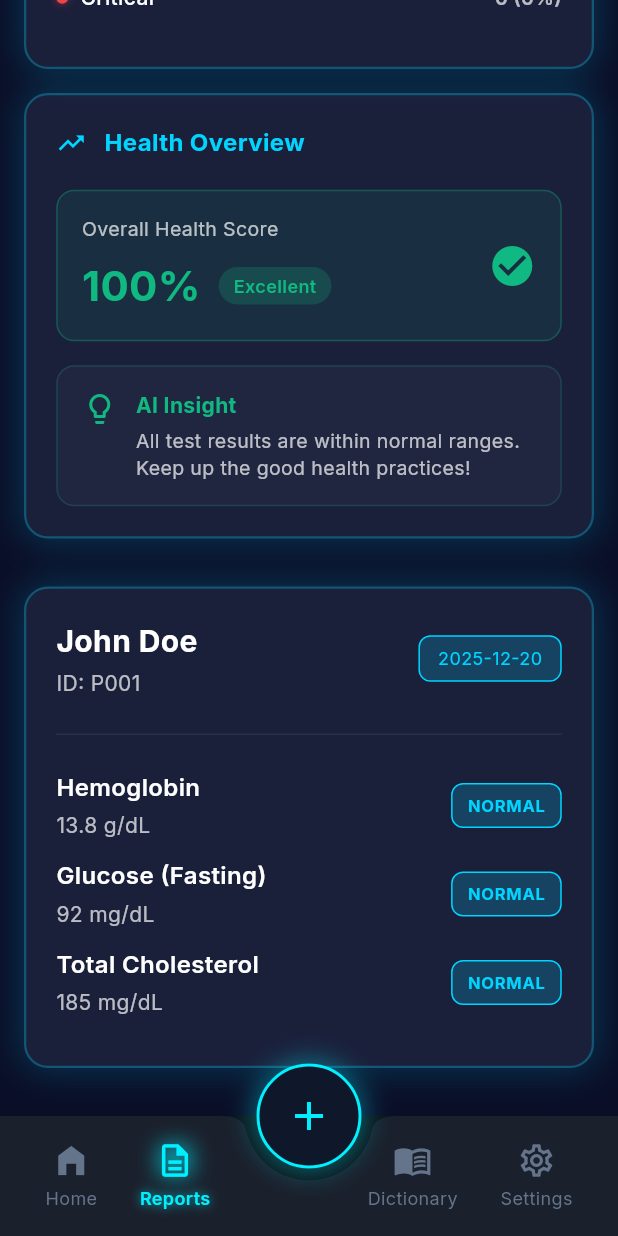
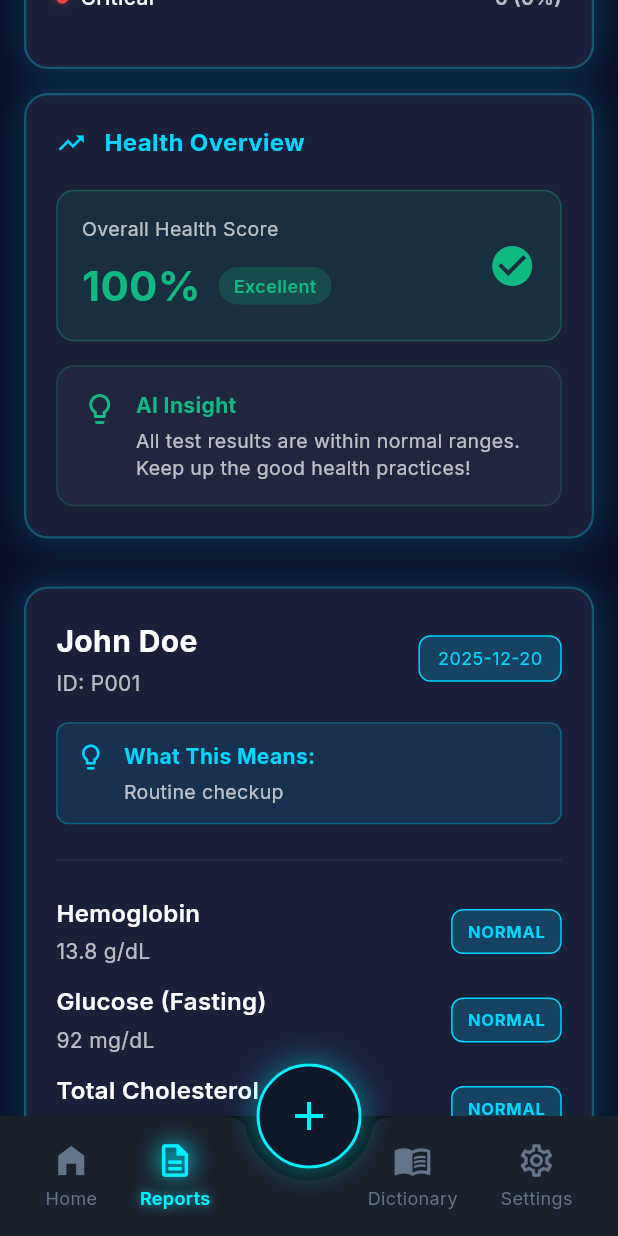
Before and after one commit to Thetwobraincells/Arcane, a Flutter app: the screen it shows after launch, item 2 of the bottom bar chosen, scrolled down 488 dp, on a phone screen of 412 x 824 dp. Run offline on Flutter 3.47's test engine with Material 3 defaults, Android fonts, the phone set to English and light mode, and no system bars; our stand-ins replace file_picker, google_fonts, google_generative_ai.

Commit message:
gemini api

```diff
--- a/Piltover_med/lib/models/test_result_model.dart
+++ b/Piltover_med/lib/models/test_result_model.dart
@@ -4,6 +4,7 @@ class TestResult {
   final String unit;
   final String status; // 'normal', 'high', 'low', 'critical'
   final DateTime date;
+  final String? simpleExplanation; // Simplified, jargon-free explanation
 
   TestResult({
     required this.testName,
@@ -11,6 +12,7 @@ class TestResult {
     required this.unit,
     required this.status,
     required this.date,
+    this.simpleExplanation,
   });
 
   Map<String, dynamic> toJson() => {
@@ -19,6 +21,7 @@ class TestResult {
         'unit': unit,
         'status': status,
         'date': date.toIso8601String(),
+        'simpleExplanation': simpleExplanation,
       };
 
   factory TestResult.fromJson(Map<String, dynamic> json) => TestResult(
@@ -27,5 +30,6 @@ class TestResult {
         unit: json['unit'] as String,
         status: json['status'] as String,
         date: DateTime.parse(json['date'] as String),
+        simpleExplanation: json['simpleExplanation'] as String?,
       );
 }
--- a/Piltover_med/lib/services/gemini_service.dart
+++ b/Piltover_med/lib/services/gemini_service.dart
@@ -4,11 +4,10 @@ import 'package:google_generative_ai/google_generative_ai.dart';
 import '../models/lab_report_model.dart';
 import '../models/test_result_model.dart';
 import '../secrets.dart';
-// ...
 
 class GeminiService {
   // ⚠️ SECURITY NOTE: In production, do not hardcode keys. Use --dart-define or a backend proxy.
-  static const String _apiKey = 'AIzaSyC55Y0HNPagmyrDJY-e0wi7vywfdaZRvjY';
+  static const String _apiKey = Secrets.geminiApiKey;
 
   late final GenerativeModel _model;
 
@@ -35,19 +34,25 @@ class GeminiService {
           "patientName": "String",
           "patientId": "String (or 'Unknown')",
           "reportDate": "ISO-8601 Date String",
-          "notes": "Short summary of the report's overall finding",
+          "notes": "A simplified, easy-to-understand summary of the report in plain language without medical jargon. Explain what the results mean in simple terms that a non-medical person can understand. Highlight any concerns or good news. Write 2-3 sentences maximum.",
           "testResults": [
             {
               "testName": "String",
               "value": "String",
               "unit": "String",
               "status": "String (must be exactly one of: 'normal', 'high', 'low', 'critical')",
-              "date": "ISO-8601 Date String"
+              "date": "ISO-8601 Date String",
+              "simpleExplanation": "A brief, jargon-free explanation of what this test result means in simple terms. Explain what the test measures and what the result indicates in everyday language. 1-2 sentences maximum."
             }
           ]
         }
 
-        If a value is missing, use "N/A". Ensure numeric values are cleaned of text.
+        IMPORTANT INSTRUCTIONS:
+        - Write the "notes" field in plain, everyday language that anyone can understand
+        - Avoid medical terminology - use simple explanations like "your blood sugar is good" instead of "glucose levels are within normal parameters"
+        - For each test result, include a "simpleExplanation" that explains what the result means in non-medical terms
+        - If a value is missing, use "N/A". Ensure numeric values are cleaned of text.
+        - Make explanations friendly and reassuring when results are normal, and clear but not alarming when there are concerns
       '''),
       DataPart('image/jpeg', imageBytes), // Supports png/jpeg/webp
     ]);
--- a/Piltover_med/lib/views/widgets/test_result_card.dart
+++ b/Piltover_med/lib/views/widgets/test_result_card.dart
@@ -84,6 +84,55 @@ class TestResultCard extends StatelessWidget {
               ],
             ),
             const SizedBox(height: 16),
+            // Display simplified report summary if available
+            if (report.notes != null && report.notes!.isNotEmpty) ...[
+              Container(
+                padding: const EdgeInsets.all(12),
+                decoration: BoxDecoration(
+                  color: const Color(AppConstants.hextechBlue).withOpacity(0.1),
+                  borderRadius: BorderRadius.circular(8),
+                  border: Border.all(
+                    color: const Color(AppConstants.hextechBlue).withOpacity(0.3),
+                  ),
+                ),
+                child: Row(
+                  crossAxisAlignment: CrossAxisAlignment.start,
+                  children: [
+                    Icon(
+                      Icons.lightbulb_outline,
+                      color: const Color(AppConstants.hextechBlue),
+                      size: 20,
+                    ),
+                    const SizedBox(width: 12),
+                    Expanded(
+                      child: Column(
+                        crossAxisAlignment: CrossAxisAlignment.start,
+                        children: [
+                          Text(
+                            'What This Means:',
+                            style: GoogleFonts.inter(
+                              fontSize: 14,
+                              fontWeight: FontWeight.bold,
+                              color: const Color(AppConstants.hextechBlue),
+                            ),
+                          ),
+                          const SizedBox(height: 4),
+                          Text(
+                            report.notes!,
+                            style: GoogleFonts.inter(
+                              fontSize: 13,
+                              color: Colors.white70,
+                              height: 1.4,
+                            ),
+                          ),
+                        ],
+                      ),
+                    ),
+                  ],
+                ),
+              ),
+              const SizedBox(height: 16),
+            ],
             const Divider(color: Color(0xFF2A2F4A)),
             const SizedBox(height: 16),
             ...report.testResults.map((test) => Padding(
@@ -110,6 +159,19 @@ class TestResultCard extends StatelessWidget {
                                 color: Colors.white70,
                               ),
                             ),
+                            // Display simple explanation if available
+                            if (test.simpleExplanation != null && test.simpleExplanation!.isNotEmpty) ...[
+                              const SizedBox(height: 4),
+                              Text(
+                                test.simpleExplanation!,
+                                style: GoogleFonts.inter(
+                                  fontSize: 12,
+                                  color: Colors.white60,
+                                  fontStyle: FontStyle.italic,
+                                  height: 1.3,
+                                ),
+                              ),
+                            ],
                           ],
                         ),
                       ),
```
